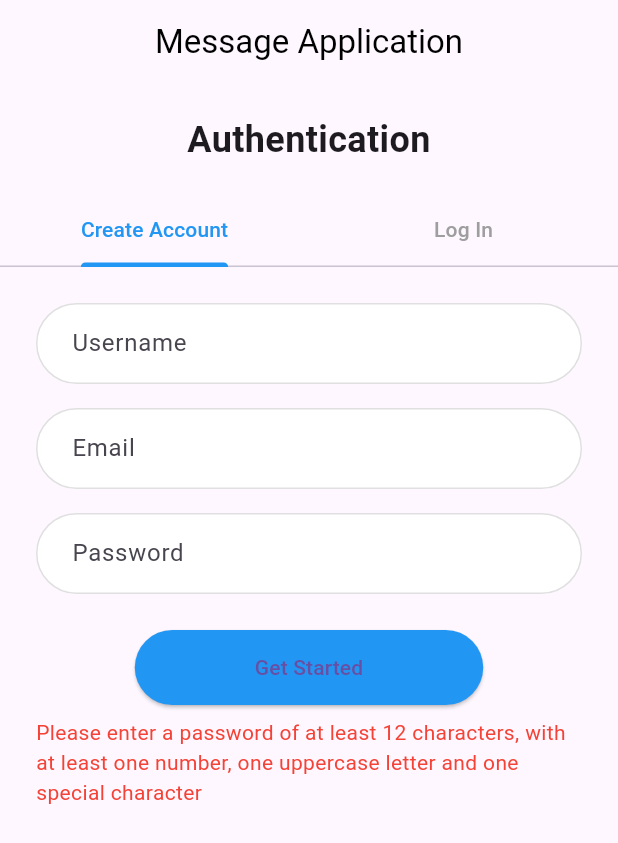
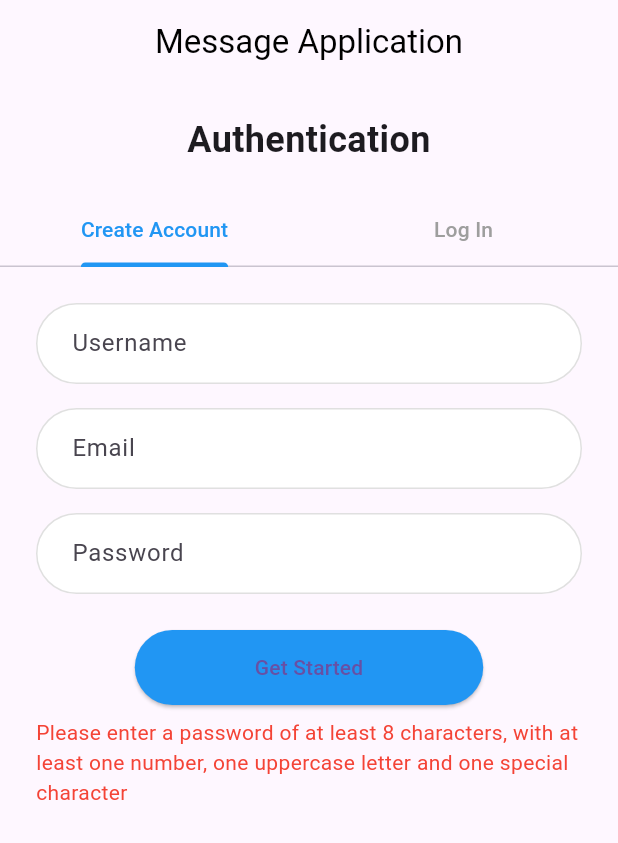
Before and after one commit to JulianGssl/Projet_ING2, a Flutter app: the screen it shows after launch, after a tap on "Get Started", on a phone screen of 412 x 824 dp. Shown: the top 843 px of the screen. Run offline on Flutter 3.47's test engine with Material 3 defaults, Android fonts, the phone set to English and light mode, and no system bars; our stand-ins replace socket_io_client; missing offline and left inert: cryptography, encrypt, jwt_decode.

Commit message:
Update loginpage.dart

```diff
--- a/FRONTEND/lib/ui/screens/loginpage.dart
+++ b/FRONTEND/lib/ui/screens/loginpage.dart
@@ -326,7 +326,7 @@ class _AuthenticationScreenState extends State<AuthenticationScreen> {
   }
 
   bool verifPassword(String password) {
-    if (password.length < 12) {
+    if (password.length < 8) {
       return false;
     }
     final RegExp majusculeRegex = RegExp(r'[A-Z]');
@@ -383,7 +383,7 @@ class _AuthenticationScreenState extends State<AuthenticationScreen> {
       }
     } else {
       _errorMessage =
-          'Please enter a password of at least 12 characters, with at least one number, one uppercase letter and one special character';
+          'Please enter a password of at least 8 characters, with at least one number, one uppercase letter and one special character';
       setState(() {});
     }
   }
```
